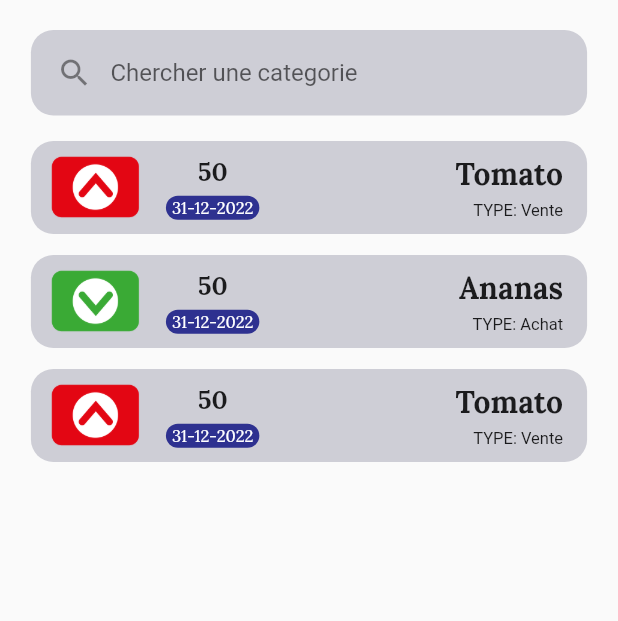
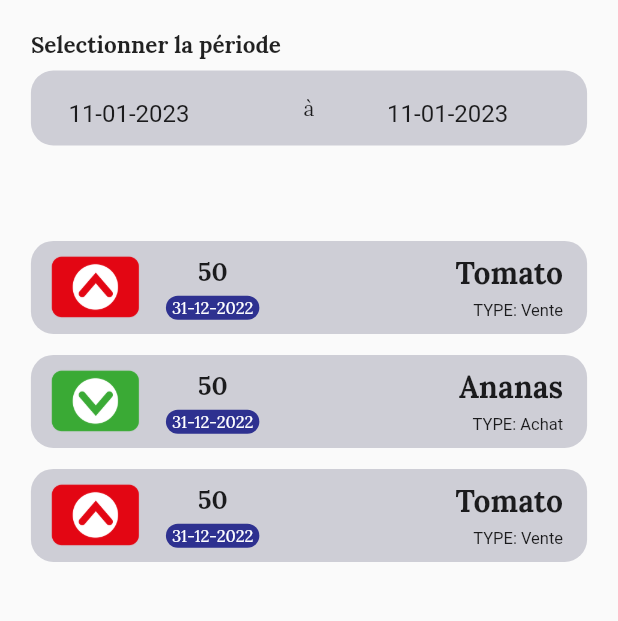
Before and after one commit to FROST066/e-Stock, a Flutter app: the HistoryScreen screen opened directly, on a phone screen of 412 x 824 dp, the part 84-705 px from its top. Run offline on Flutter 3.47's test engine with Material 2 defaults, Android fonts, the light colour scheme and no system bars; drawn by our look-alikes of date_time_picker; our stand-ins replace fluttertoast, google_fonts, google_nav_bar, line_icons, open_filex, otp_text_field and 4 more; missing offline and left inert: flutter_animated_dialog; accounts and stored records are empty.

```diff
--- a/lib/main.dart
+++ b/lib/main.dart
@@ -43,7 +43,7 @@ class MyApp extends StatelessWidget {
           bodyText2: GoogleFonts.lora(),
         ),
       ),
-      home: const HistoryScreen(),
+      // home: const HistoryScreen(),
       // home: const HomePage(),
       // home: const Congrats(),
       // home: const ProvideNewMdp(),
@@ -52,7 +52,7 @@ class MyApp extends StatelessWidget {
       // home: const SignUpScreen(),
       // home: const LoginPage(),
       // home: const FirstPage(),
-      // home: const Splash(),
+      home: const Splash(),
       // home: const GetStarted(),
     );
   }
--- a/lib/screens/FirstPage.dart
+++ b/lib/screens/FirstPage.dart
@@ -21,10 +21,10 @@ class FirstPage extends StatelessWidget {
               Container(
                 margin: const EdgeInsets.only(bottom: 15),
                 height: MediaQuery.of(context).size.height * 0.4,
-                width: MediaQuery.of(context).size.width * 0.8,
+                // width: MediaQuery.of(context).size.width * 0.8,
                 child: Image.asset(
                   "assets/images/logo.png",
-                  fit: BoxFit.fill,
+                  fit: BoxFit.contain,
                 ),
               ),
               const Text("e-Stock",
--- a/lib/screens/HomepageItem/HistoryScreen.dart
+++ b/lib/screens/HomepageItem/HistoryScreen.dart
@@ -1,3 +1,5 @@
+import 'package:date_time_picker/date_time_picker.dart';
+import 'package:e_stock/widgets/DoubleDatePicker.dart';
 import 'package:flutter/cupertino.dart';
 import 'package:flutter/material.dart';
 import 'package:google_fonts/google_fonts.dart';
@@ -15,6 +17,7 @@ class HistoryScreen extends StatefulWidget {
 class _HistoryScreenState extends State<HistoryScreen> {
   @override
   Widget build(BuildContext context) {
+    var isPortrait = MediaQuery.of(context).orientation == Orientation.portrait;
     return Scaffold(
       appBar: AppBar(
         title: const Text("Historique des transaction"),
@@ -29,25 +32,7 @@ class _HistoryScreenState extends State<HistoryScreen> {
         child: Column(
           children: [
             Flexible(
-              flex: 2,
-              child: Container(
-                padding: const EdgeInsets.symmetric(horizontal: 5, vertical: 4),
-                margin: const EdgeInsets.only(top: 20, bottom: 10),
-                width: MediaQuery.of(context).size.width * 0.9,
-                decoration: BoxDecoration(
-                    borderRadius: BorderRadius.circular(15), color: appGrey),
-                child: TextFormField(
-                  style: const TextStyle(color: Colors.black),
-                  decoration: const InputDecoration(
-                      contentPadding: EdgeInsets.symmetric(vertical: 15),
-                      hintText: "Chercher une categorie",
-                      prefixIcon: Icon(Icons.search),
-                      border: InputBorder.none,
-                      iconColor: Colors.black),
-                  onChanged: (value) {},
-                ),
-              ),
-            ),
+                flex: !isPortrait ? 6 : 2, child: const DoubleDatePicker()),
             Flexible(
               flex: 8,
               child: SingleChildScrollView(
--- a/lib/screens/LoginPage.dart
+++ b/lib/screens/LoginPage.dart
@@ -33,11 +33,11 @@ class _LoginPageState extends State<LoginPage> {
               children: [
                 Container(
                   margin: const EdgeInsets.only(bottom: 15),
-                  height: MediaQuery.of(context).size.height * 0.35,
-                  width: MediaQuery.of(context).size.width * 0.8,
+                  height: MediaQuery.of(context).size.height * 0.4,
+                  // width: MediaQuery.of(context).size.width * 0.7,
                   child: Image.asset(
                     "assets/images/logo.png",
-                    fit: BoxFit.fill,
+                    fit: BoxFit.contain,
                   ),
                 ),
                 const Text("e-Stock",
--- a/lib/screens/splash.dart
+++ b/lib/screens/splash.dart
@@ -62,10 +62,10 @@ class _SplashState extends State<Splash> {
               Container(
                 margin: const EdgeInsets.only(bottom: 15),
                 height: MediaQuery.of(context).size.height * 0.4,
-                width: MediaQuery.of(context).size.width * 0.7,
+                // width: MediaQuery.of(context).size.width * 0.7,
                 child: Image.asset(
                   "assets/images/logo.png",
-                  fit: BoxFit.fill,
+                  fit: BoxFit.contain,
                 ),
               ),
               const Text("e-Stock",
--- /dev/null
+++ b/lib/widgets/DoubleDatePicker.dart
@@ -0,0 +1,76 @@
+import 'package:flutter/material.dart';
+import 'package:flutter/src/widgets/container.dart';
+import 'package:flutter/src/widgets/framework.dart';
+import 'package:flutter/widgets.dart';
+import 'package:date_time_picker/date_time_picker.dart';
+
+import '../other/styles.dart';
+
+class DoubleDatePicker extends StatefulWidget {
+  const DoubleDatePicker({super.key});
+
+  @override
+  State<DoubleDatePicker> createState() => _DoubleDatePickerState();
+}
+
+class _DoubleDatePickerState extends State<DoubleDatePicker> {
+  @override
+  Widget build(BuildContext context) {
+    return Column(
+      crossAxisAlignment: CrossAxisAlignment.start,
+      children: [
+        const Padding(
+          padding: EdgeInsets.only(top: 20, bottom: 8),
+          child: Text(
+            "Selectionner la période",
+            style: TextStyle(fontSize: 15, fontWeight: FontWeight.bold),
+          ),
+        ),
+        Container(
+          padding: const EdgeInsets.symmetric(horizontal: 5, vertical: 4),
+          margin: const EdgeInsets.only(bottom: 20),
+          width: MediaQuery.of(context).size.width * 0.9,
+          height: 50,
+          decoration: BoxDecoration(
+              borderRadius: BorderRadius.circular(15), color: appGrey),
+          child: Row(
+            mainAxisAlignment: MainAxisAlignment.spaceBetween,
+            children: [
+              Container(
+                padding: const EdgeInsets.only(left: 20),
+                width: MediaQuery.of(context).size.width * 0.45 * 0.8,
+                child: DateTimePicker(
+                  initialValue: DateTime.now().toString(),
+                  dateMask: 'd-MM-yyyy',
+                  firstDate: DateTime(2020),
+                  lastDate: DateTime.now(),
+                  calendarTitle: "Selectionnez la date de début",
+                  cancelText: "Annuler",
+                  decoration: const InputDecoration(border: InputBorder.none),
+                  onChanged: (val) => print(val),
+                  onSaved: (val) => print(val),
+                ),
+              ),
+              const Text("à"),
+              Container(
+                padding: const EdgeInsets.only(left: 20),
+                width: MediaQuery.of(context).size.width * 0.45 * 0.8,
+                child: DateTimePicker(
+                  initialValue: DateTime.now().toString(),
+                  dateMask: 'd-MM-yyyy',
+                  calendarTitle: "Selectionnez la date de fin",
+                  cancelText: "Annuler",
+                  firstDate: DateTime(2020),
+                  lastDate: DateTime.now(),
+                  decoration: const InputDecoration(border: InputBorder.none),
+                  onChanged: (val) => print(val),
+                  onSaved: (val) => print(val),
+                ),
+              )
+            ],
+          ),
+        ),
+      ],
+    );
+  }
+}
--- a/pubspec.yaml
+++ b/pubspec.yaml
@@ -25,6 +25,10 @@ dependencies:
   line_icons: ^2.0.1
   shared_preferences: ^2.0.15
   flutter_animated_dialog: ^2.0.1
+  date_time_picker: ^2.1.0
+  pdf: ^3.8.4
+  printing: ^5.9.3
+  open_filex: ^4.3.2
 
 dev_dependencies:
   flutter_test:
```
Also changed, not shown: lib/pdfGenerator.dart (added, +123 -0 lines), lib/screens/HomepageItem/BalanceSheetScreen.dart (added, +112 -0 lines), lib/screens/HomepageItem/PDFpreview.dart (added, +77 -0 lines), lib/screens/HomepageItem/overviewScreen.dart (+8 -4 lines), lib/widgets/HistoryDetailsTable.dart (+21 -2 lines), lib/widgets/HistoryDialogWidget.dart (+9 -8 lines), assets/images/logo.svg (added), pubspec.lock, 6 other files.
